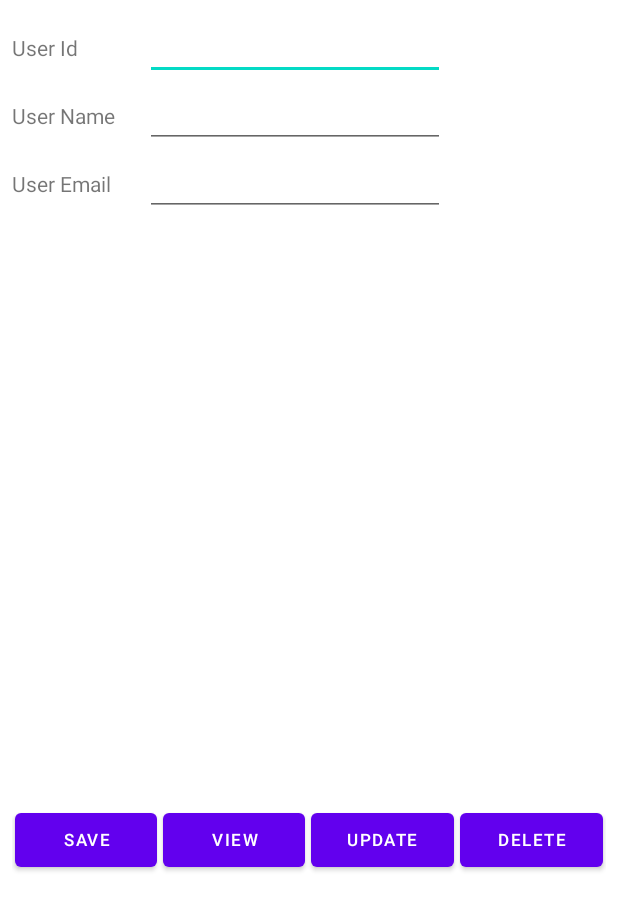
After one commit to vishalgupta27/New-DTT, an Android app: the DbSqLite screen opened directly, with no data from a screen before it, on a phone screen of 412 x 824 dp. The commit adds this screen. Shown: the top 910 px of the screen. Run offline under Robolectric (Android 15) with nearby library versions, the phone set to English and light mode, and no system bars.

Commit message:
Updated 13/03/2023

```diff
--- a/app/src/main/java/com/example/dtt/BluetoothCheck.kt
+++ b/app/src/main/java/com/example/dtt/BluetoothCheck.kt
@@ -20,8 +20,7 @@ import android.widget.Button
 import android.widget.ListView
 import android.widget.Toast
 import androidx.core.app.ActivityCompat.requestPermissions
-import java.io.InputStream
-import java.io.OutputStream
+
 
 class BluetoothCheck : Activity() {
     private val TAG = "BluetoothCheckTag"
--- a/app/src/main/java/com/example/dtt/MainActivity.kt
+++ b/app/src/main/java/com/example/dtt/MainActivity.kt
@@ -75,6 +75,11 @@ class MainActivity : AppCompatActivity() {
                     startActivity(intent)
                     true
                 }
+                R.id.item9_DBSqLite-> {
+                    val intent = Intent(this, DbSqLite::class.java)
+                    startActivity(intent)
+                    true
+                }
                 else -> {
                     drawer!!.closeDrawer(GravityCompat.START)
                     false
--- /dev/null
+++ b/app/src/main/java/com/example/dtt/dbModel/EmpModelClass.kt
@@ -0,0 +1,4 @@
+package com.example.dtt.dbModel
+
+class EmpModelClass (var userId: Int, val userName:String , val userEmail: String)
+{}
--- a/app/src/main/res/layout/activity_andriod_ui_widget.xml
+++ b/app/src/main/res/layout/activity_andriod_ui_widget.xml
@@ -35,7 +35,7 @@
         android:layout_marginTop="20dp"
         android:backgroundTint="@color/black"
         android:text="Exit"
-        android:textSize="15sp"
+        android:textSize="11sp"
         app:layout_constraintEnd_toEndOf="parent"
         app:layout_constraintStart_toStartOf="parent"
         app:layout_constraintTop_toBottomOf="@id/spinner" />
--- a/app/src/main/res/layout/activity_bluetooth_check.xml
+++ b/app/src/main/res/layout/activity_bluetooth_check.xml
@@ -13,7 +13,6 @@
         android:layout_height="wrap_content"
         android:text="Bluetooth"
         android:id="@+id/textView"
-        android:layout_below="@+id/textview"
         android:layout_centerHorizontal="true"
         android:textColor="#ff7aff24"
         android:textSize="35dp" />
@@ -64,10 +63,8 @@
         android:layout_width="wrap_content"
         android:layout_height="wrap_content"
         android:layout_below="@+id/button"
-        android:layout_alignEnd="@+id/button"
         android:layout_alignParentStart="true"
         android:layout_alignParentLeft="true"
-        android:layout_marginEnd="-6dp"
         android:onClick="off"
         android:text="turn off" />
 
@@ -87,6 +84,7 @@
         android:id="@+id/textView2"
         android:textColor="#ff34ff06"
         android:textSize="25dp"
+        android:layout_marginTop="10dp"
         android:layout_below="@+id/button4"
         android:layout_alignLeft="@+id/listView"
         android:layout_alignStart="@+id/listView" />
--- /dev/null
+++ b/app/src/main/res/layout/activity_db_sq_lite.xml
@@ -0,0 +1,121 @@
+<?xml version="1.0" encoding="utf-8"?>
+<LinearLayout xmlns:android="http://schemas.android.com/apk/res/android"
+    xmlns:app="http://schemas.android.com/apk/res-auto"
+    xmlns:tools="http://schemas.android.com/tools"
+    android:layout_width="match_parent"
+    android:layout_height="match_parent"
+    android:layout_marginBottom="8dp"
+    android:layout_marginEnd="8dp"
+    android:layout_marginStart="8dp"
+    android:layout_marginTop="8dp"
+    android:orientation="vertical"
+    tools:context=".DbSqLite">
+
+    <TableLayout
+        android:layout_width="match_parent"
+        android:layout_height="wrap_content">
+
+        <TableRow>
+            <TextView
+                android:text="User Id"
+                android:layout_width="wrap_content"
+                android:layout_height="wrap_content"
+                android:layout_column="1" />
+
+            <EditText
+
+                android:id="@+id/u_id"
+                android:layout_width="200dp"
+                android:layout_height="wrap_content"
+                android:layout_marginLeft="20sp"
+                android:layout_marginStart="20sp"
+                android:width="150px" />
+        </TableRow>
+        <TableRow>
+            <TextView
+                android:text="User Name"
+                android:layout_width="wrap_content"
+                android:layout_height="wrap_content"
+                android:layout_column="1" />
+
+            <EditText
+                android:id="@+id/u_name"
+                android:width="200dp"
+                android:layout_width="wrap_content"
+                android:layout_height="wrap_content"
+                android:layout_column="2"
+                android:layout_marginStart="20sp"
+                android:layout_marginLeft="20sp"/>
+        </TableRow>
+
+        <TableRow>
+
+            <TextView
+                android:text="User Email"
+                android:layout_width="wrap_content"
+                android:layout_height="wrap_content"
+                android:layout_column="1" />
+
+            <EditText
+                android:id="@+id/u_email"
+                android:width="200dp"
+                android:layout_width="wrap_content"
+                android:layout_height="wrap_content"
+                android:layout_column="2"
+                android:layout_marginStart="20sp"
+                android:layout_marginLeft="20sp" />
+        </TableRow>
+
+    </TableLayout>
+    <LinearLayout
+        android:layout_width="wrap_content"
+        android:layout_height="350sp"
+        android:layout_marginTop="20sp">
+        <ListView
+            android:id="@+id/listView"
+            android:layout_width="wrap_content"
+            android:layout_height="350sp"/>
+    </LinearLayout>
+
+    <LinearLayout
+        android:layout_width="match_parent"
+        android:layout_height="wrap_content"
+        android:layout_marginTop="20dp"
+        android:orientation="horizontal"
+        >
+        <Button
+            android:layout_width="0dp"
+            android:layout_height="wrap_content"
+            android:text="Save"
+            android:textSize="11sp"
+            android:layout_margin="2dp"
+            android:layout_weight="1"
+            android:onClick="saveRecord"/>
+        <Button
+            android:layout_width="0dp"
+            android:layout_height="wrap_content"
+            android:layout_weight="1"
+            android:layout_margin="2dp"
+            android:text="View"
+            android:textSize="11sp"
+            android:onClick="viewRecord"
+             />
+        <Button
+            android:layout_width="0dp"
+            android:layout_height="wrap_content"
+            android:layout_weight="1"
+            android:layout_margin="2dp"
+            android:text="Update"
+            android:textSize="11sp"
+
+            android:onClick="updateRecord"/>
+        <Button
+            android:layout_width="0dp"
+            android:layout_height="wrap_content"
+            android:layout_weight="1"
+            android:layout_margin="2dp"
+            android:text="Delete"
+            android:textSize="11sp"
+            android:onClick="deleteRecord"/>
+    </LinearLayout>
+</LinearLayout>
--- a/app/src/main/res/menu/nav_menu.xml
+++ b/app/src/main/res/menu/nav_menu.xml
@@ -41,6 +41,11 @@
         android:title="Bluetooth"
         android:icon="@drawable/ic_baseline_record_voice_over_24">
     </item>
+    <item
+        android:id="@+id/item9_DBSqLite"
+        android:title="DatabaseSQLIte"
+        android:icon="@drawable/ic_baseline_record_voice_over_24">
+    </item>
 
 
 </menu>
```
Also changed, not shown: app/build.gradle (+8 -3 lines), app/src/main/AndroidManifest.xml (+12 -9 lines), app/src/main/java/com/example/dtt/DbAdapter/MyListAdapter.kt (added, +26 -0 lines), app/src/main/java/com/example/dtt/DbSqLite.kt (added, +145 -0 lines), app/src/main/java/com/example/dtt/dbHandler/DatabaseHandler.kt (added, +103 -0 lines), app/src/main/res/layout/custom_list.xml (added, +30 -0 lines), app/src/main/res/layout/delete_dialog.xml (added, +14 -0 lines), app/src/main/res/layout/update_dialog.xml (added, +28 -0 lines), build.gradle (+7 -0 lines).
